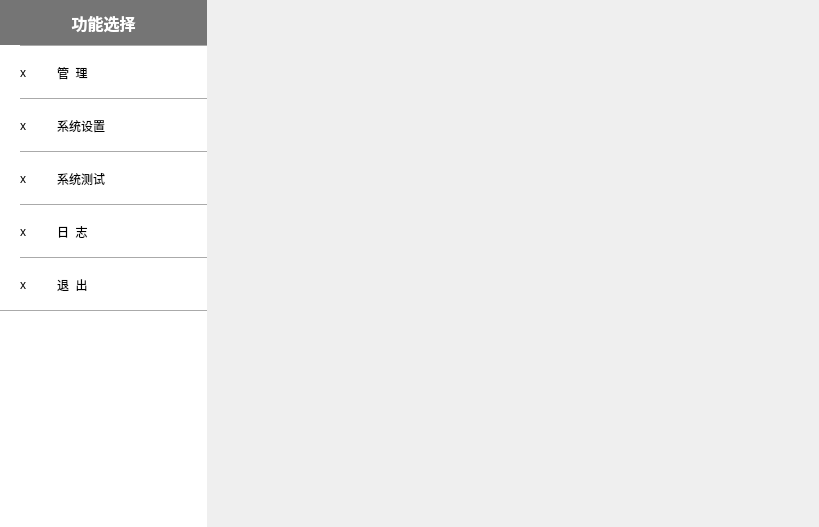
Above: Demo/demenuwidget.ui from 13438120136/XDemo before the change. Below: the same form after it.
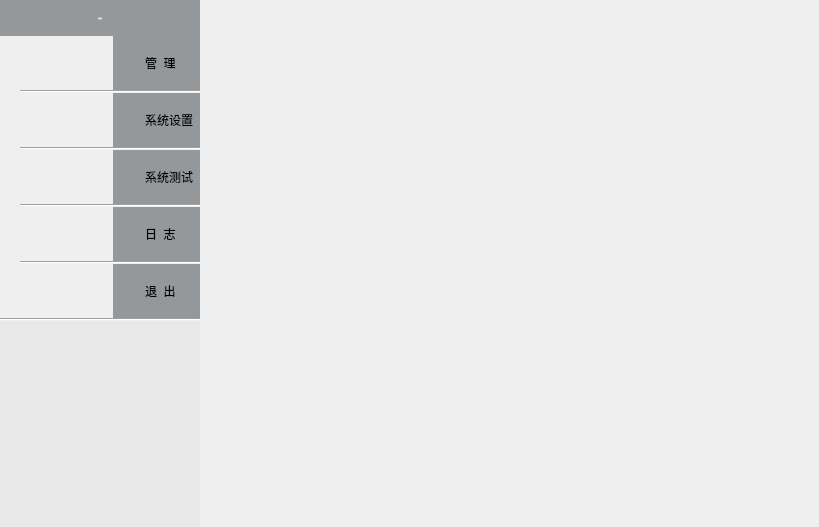
That is the form after the change. Icons and pictures are not drawn.

Patch:
```diff
--- a/Demo/demenuwidget.ui
+++ b/Demo/demenuwidget.ui
@@ -14,31 +14,17 @@
    <string>DeMenuWidget</string>
   </property>
   <property name="styleSheet">
-   <string notr="true">QPushButton
+   <string notr="true">.QPushButton
 {
-background-color: rgb(255, 255, 255);
+background-color: #95989A;
 border:0px solid gray;
-font: 12pt &quot;宋体&quot;;
-padding-top:15px;
-padding-bottom:15px;
-padding-left:25px;
-width:150px;
+font: 14px &quot;微软雅黑&quot;;
+padding-top:18px;
+padding-bottom:18px;
+padding-left:32px;
 text-align:left;
-min-height:20px;
 outline:none;
-}
-
-QLabel
-{
-   min-height:45px;
-   font: bold 12pt &quot;宋体&quot;;
-}
-
-QWidget#widget
-{
-	background-color: rgb(255, 255, 255);
-}
-</string>
+}</string>
   </property>
   <layout class="QGridLayout" name="gridLayout_10">
    <property name="margin">
@@ -47,12 +33,15 @@
    <item row="0" column="0">
     <widget class="QWidget" name="widget_2" native="true">
      <property name="styleSheet">
-      <string notr="true">background-color: rgb(255, 255, 255);</string>
+      <string notr="true"/>
      </property>
      <layout class="QGridLayout" name="gridLayout_9">
       <property name="margin">
        <number>0</number>
       </property>
+      <property name="spacing">
+       <number>0</number>
+      </property>
       <item row="0" column="0">
        <layout class="QGridLayout" name="gridLayout">
         <property name="spacing">
@@ -60,6 +49,20 @@
         </property>
         <item row="1" column="0">
          <widget class="QWidget" name="widget" native="true">
+          <property name="styleSheet">
+           <string notr="true">QWidget
+{
+background-color: #E9E9E9;
+}
+
+QWidget &gt; QLabel
+{
+min-width:20px;
+max-width:20px;
+min-height:20px;
+max-height:20px;
+}</string>
+          </property>
           <layout class="QGridLayout" name="gridLayout_8">
            <property name="leftMargin">
             <number>20</number>
@@ -76,30 +79,43 @@
            <property name="spacing">
             <number>0</number>
            </property>
-           <item row="9" column="0">
-            <layout class="QGridLayout" name="gridLayout_7">
-             <item row="0" column="0">
-              <widget class="QLabel" name="label_7">
-               <property name="text">
-                <string>x</string>
-               </property>
-              </widget>
-             </item>
-             <item row="0" column="1">
-              <widget class="QPushButton" name="exitBtn">
-               <property name="text">
-                <string>退  出</string>
-               </property>
-              </widget>
-             </item>
-            </layout>
+           <item row="5" column="0">
+            <widget class="Line" name="line_5">
+             <property name="orientation">
+              <enum>Qt::Horizontal</enum>
+             </property>
+            </widget>
            </item>
            <item row="3" column="0">
+            <widget class="Line" name="line_4">
+             <property name="orientation">
+              <enum>Qt::Horizontal</enum>
+             </property>
+            </widget>
+           </item>
+           <item row="1" column="0">
+            <widget class="Line" name="line_3">
+             <property name="orientation">
+              <enum>Qt::Horizontal</enum>
+             </property>
+            </widget>
+           </item>
+           <item row="7" column="0">
+            <widget class="Line" name="line_6">
+             <property name="orientation">
+              <enum>Qt::Horizontal</enum>
+             </property>
+            </widget>
+           </item>
+           <item row="2" column="0">
             <layout class="QGridLayout" name="gridLayout_4">
              <item row="0" column="0">
               <widget class="QLabel" name="label_4">
+               <property name="styleSheet">
+                <string notr="true">image: url(:/Demo/Resources/gongnengxuanze-shezhi-weixuanzhong.png);</string>
+               </property>
                <property name="text">
-                <string>x</string>
+                <string/>
                </property>
               </widget>
              </item>
@@ -112,47 +128,16 @@
              </item>
             </layout>
            </item>
-           <item row="6" column="0">
-            <widget class="Line" name="line_5">
-             <property name="orientation">
-              <enum>Qt::Horizontal</enum>
-             </property>
-            </widget>
-           </item>
            <item row="0" column="0">
-            <widget class="Line" name="line_2">
-             <property name="orientation">
-              <enum>Qt::Horizontal</enum>
-             </property>
-            </widget>
-           </item>
-           <item row="8" column="0">
-            <widget class="Line" name="line_6">
-             <property name="orientation">
-              <enum>Qt::Horizontal</enum>
-             </property>
-            </widget>
-           </item>
-           <item row="2" column="0">
-            <widget class="Line" name="line_3">
-             <property name="orientation">
-              <enum>Qt::Horizontal</enum>
-             </property>
-            </widget>
-           </item>
-           <item row="4" column="0">
-            <widget class="Line" name="line_4">
-             <property name="orientation">
-              <enum>Qt::Horizontal</enum>
-             </property>
-            </widget>
-           </item>
-           <item row="1" column="0">
             <layout class="QGridLayout" name="gridLayout_3">
              <item row="0" column="0">
               <widget class="QLabel" name="label_3">
+               <property name="styleSheet">
+                <string notr="true">image: url(:/Demo/Resources/gongnengyuanze-guanli-weixuanzhong.png);
+</string>
+               </property>
                <property name="text">
-                <string>x</string>
+                <string/>
                </property>
               </widget>
              </item>
@@ -165,12 +150,15 @@
              </item>
             </layout>
            </item>
-           <item row="5" column="0">
+           <item row="4" column="0">
             <layout class="QGridLayout" name="gridLayout_5">
              <item row="0" column="0">
               <widget class="QLabel" name="label_5">
+               <property name="styleSheet">
+                <string notr="true">image: url(:/Demo/Resources/gongnengyuanze-xitongceshi-weixuanzhong.png);</string>
+               </property>
                <property name="text">
-                <string>x</string>
+                <string/>
                </property>
               </widget>
              </item>
@@ -183,12 +171,15 @@
              </item>
             </layout>
            </item>
-           <item row="7" column="0">
+           <item row="6" column="0">
             <layout class="QGridLayout" name="gridLayout_6">
              <item row="0" column="0">
               <widget class="QLabel" name="label_6">
+               <property name="styleSheet">
+                <string notr="true">image: url(:/Demo/Resources/gongnengyuanze-rizhi-weixuanzhong.png);</string>
+               </property>
                <property name="text">
-                <string>x</string>
+                <string/>
                </property>
               </widget>
              </item>
@@ -201,6 +192,27 @@
              </item>
             </layout>
            </item>
+           <item row="8" column="0">
+            <layout class="QGridLayout" name="gridLayout_7">
+             <item row="0" column="0">
+              <widget class="QLabel" name="label_7">
+               <property name="styleSheet">
+                <string notr="true">image: url(:/Demo/Resources/gongnengyuanze-tuichu.png);</string>
+               </property>
+               <property name="text">
+                <string/>
+               </property>
+              </widget>
+             </item>
+             <item row="0" column="1">
+              <widget class="QPushButton" name="exitBtn">
+               <property name="text">
+                <string>退  出</string>
+               </property>
+              </widget>
+             </item>
+            </layout>
+           </item>
           </layout>
          </widget>
         </item>
@@ -208,16 +220,22 @@
          <widget class="QLabel" name="label_8">
           <property name="font">
            <font>
-            <family>宋体</family>
-            <pointsize>12</pointsize>
-            <weight>75</weight>
+            <family>微软雅黑</family>
+            <pointsize>-1</pointsize>
+            <weight>50</weight>
             <italic>false</italic>
-            <bold>true</bold>
+            <bold>false</bold>
            </font>
           </property>
           <property name="styleSheet">
-           <string notr="true">background-color: rgb(117, 117, 117);
-color: rgb(255, 255, 255);</string>
+           <string notr="true">QLabel
+{
+font:14px &quot;微软雅黑&quot;;
+background-color: #95989A;
+color: rgb(255, 255, 255);
+min-height:36px;
+min-width:200px;
+}</string>
           </property>
           <property name="text">
            <string>功能选择</string>
@@ -237,17 +255,14 @@
        </layout>
       </item>
       <item row="1" column="0">
-       <spacer name="verticalSpacer">
-        <property name="orientation">
-         <enum>Qt::Vertical</enum>
+       <widget class="QWidget" name="widget_3" native="true">
+        <property name="styleSheet">
+         <string notr="true">QWidget
+{
+background-color: #E9E9E9;
+}</string>
         </property>
-        <property name="sizeHint" stdset="0">
-         <size>
-          <width>20</width>
-          <height>165</height>
-         </size>
-        </property>
-       </spacer>
+       </widget>
       </item>
      </layout>
     </widget>
```
Left out of the diff: 7 changed lines with no effect on the pictures.
